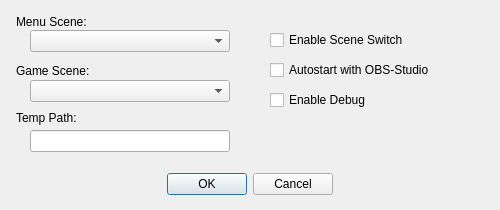
Old version of the form settingsdialog.ui in the repository Rondir/HeroesSceneSwitch.
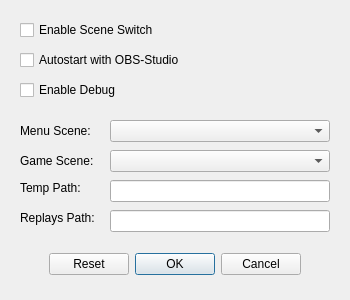
New version of the form.

```diff
--- a/settingsdialog.ui
+++ b/settingsdialog.ui
@@ -6,8 +6,8 @@
    <rect>
     <x>0</x>
     <y>0</y>
-    <width>500</width>
-    <height>210</height>
+    <width>350</width>
+    <height>300</height>
    </rect>
   </property>
   <property name="windowTitle">
@@ -25,9 +25,9 @@
   <widget class="QDialogButtonBox" name="btn_DialogButtons">
    <property name="geometry">
     <rect>
-     <x>100</x>
-     <y>170</y>
-     <width>300</width>
+     <x>0</x>
+     <y>250</y>
+     <width>350</width>
      <height>28</height>
     </rect>
    </property>
@@ -47,7 +47,7 @@
     <enum>Qt::Horizontal</enum>
    </property>
    <property name="standardButtons">
-    <set>QDialogButtonBox::Cancel|QDialogButtonBox::Ok</set>
+    <set>QDialogButtonBox::Cancel|QDialogButtonBox::Ok|QDialogButtonBox::Reset</set>
    </property>
    <property name="centerButtons">
     <bool>true</bool>
@@ -56,8 +56,8 @@
   <widget class="QLabel" name="lbl_HeroesMenuScene">
    <property name="geometry">
     <rect>
-     <x>16</x>
-     <y>11</y>
+     <x>20</x>
+     <y>120</y>
      <width>100</width>
      <height>22</height>
     </rect>
@@ -69,8 +69,8 @@
   <widget class="QLabel" name="lbl_HeroesGameScene">
    <property name="geometry">
     <rect>
-     <x>16</x>
-     <y>60</y>
+     <x>20</x>
+     <y>150</y>
      <width>100</width>
      <height>22</height>
     </rect>
@@ -82,8 +82,8 @@
   <widget class="QCheckBox" name="chk_HeroesAutostart">
    <property name="geometry">
     <rect>
-     <x>270</x>
-     <y>60</y>
+     <x>20</x>
+     <y>50</y>
      <width>195</width>
      <height>20</height>
     </rect>
@@ -95,9 +95,9 @@
   <widget class="QComboBox" name="cb_MenuScene">
    <property name="geometry">
     <rect>
-     <x>30</x>
-     <y>30</y>
-     <width>200</width>
+     <x>110</x>
+     <y>120</y>
+     <width>220</width>
      <height>22</height>
     </rect>
    </property>
@@ -105,8 +105,8 @@
   <widget class="QCheckBox" name="chk_Debug">
    <property name="geometry">
     <rect>
-     <x>270</x>
-     <y>90</y>
+     <x>20</x>
+     <y>80</y>
      <width>195</width>
      <height>20</height>
     </rect>
@@ -121,8 +121,8 @@
   <widget class="QCheckBox" name="chk_HeroesStarted">
    <property name="geometry">
     <rect>
-     <x>270</x>
-     <y>30</y>
+     <x>20</x>
+     <y>20</y>
      <width>195</width>
      <height>20</height>
     </rect>
@@ -134,9 +134,9 @@
   <widget class="QComboBox" name="cb_GameScene">
    <property name="geometry">
     <rect>
-     <x>30</x>
-     <y>80</y>
-     <width>200</width>
+     <x>110</x>
+     <y>150</y>
+     <width>220</width>
      <height>22</height>
     </rect>
    </property>
@@ -144,9 +144,9 @@
   <widget class="QLineEdit" name="eb_TempPath">
    <property name="geometry">
     <rect>
-     <x>30</x>
-     <y>130</y>
-     <width>200</width>
+     <x>110</x>
+     <y>180</y>
+     <width>220</width>
      <height>22</height>
     </rect>
    </property>
@@ -154,8 +154,8 @@
   <widget class="QLabel" name="lbl_TempPath">
    <property name="geometry">
     <rect>
-     <x>16</x>
-     <y>110</y>
+     <x>20</x>
+     <y>180</y>
      <width>100</width>
      <height>16</height>
     </rect>
@@ -170,6 +170,35 @@
     <string>Temp Path:</string>
    </property>
   </widget>
+  <widget class="QLabel" name="lbl_ReplaysPath">
+   <property name="geometry">
+    <rect>
+     <x>20</x>
+     <y>210</y>
+     <width>100</width>
+     <height>16</height>
+    </rect>
+   </property>
+   <property name="sizePolicy">
+    <sizepolicy hsizetype="Expanding" vsizetype="Expanding">
+     <horstretch>0</horstretch>
+     <verstretch>0</verstretch>
+    </sizepolicy>
+   </property>
+   <property name="text">
+    <string>Replays Path:</string>
+   </property>
+  </widget>
+  <widget class="QLineEdit" name="eb_ReplaysPath">
+   <property name="geometry">
+    <rect>
+     <x>110</x>
+     <y>210</y>
+     <width>220</width>
+     <height>22</height>
+    </rect>
+   </property>
+  </widget>
  </widget>
  <layoutdefault spacing="6" margin="11"/>
  <resources/>
```
